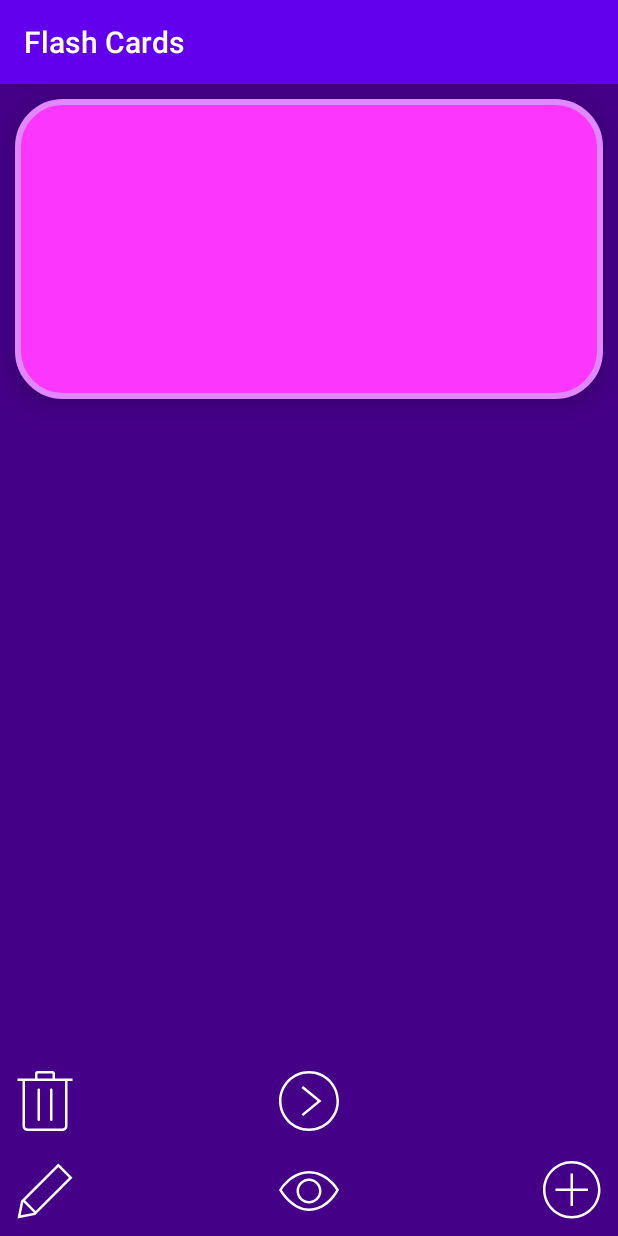
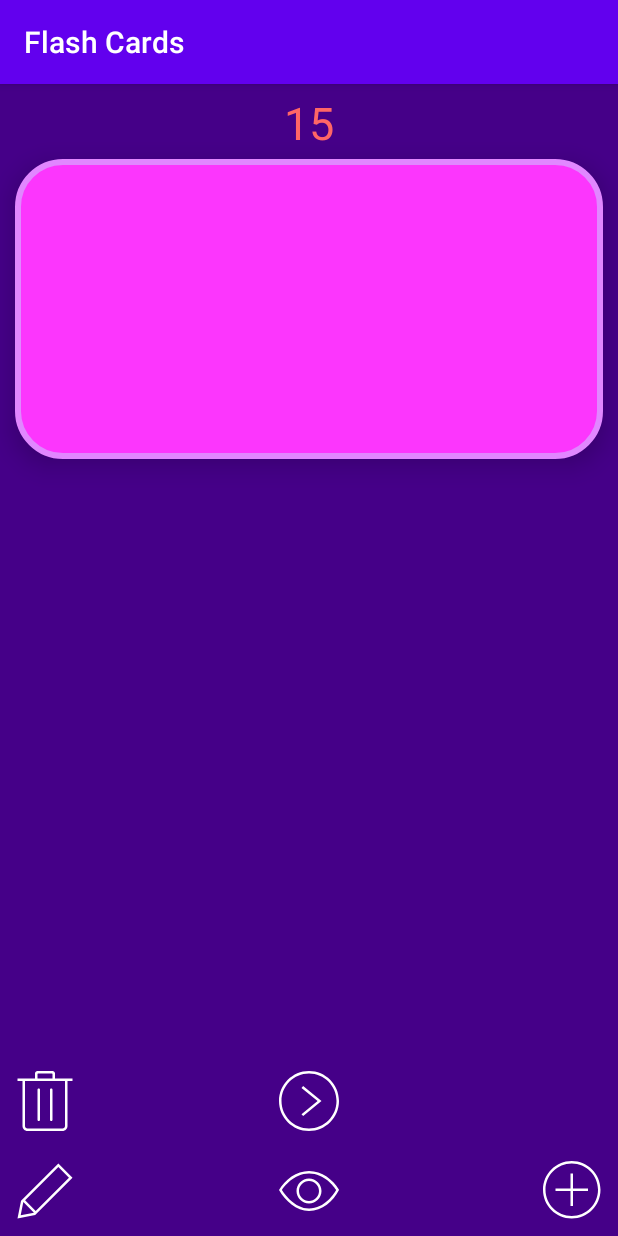
Before and after one commit to melissa-perez/FlashCards, an Android app: the screen it shows after launch (MainActivity), on a phone screen of 412 x 824 dp. Run offline under Robolectric (Android 15) with nearby library versions, the phone set to English and light mode, and no system bars; 3 statements that could not run were skipped.

Commit message:
finished timer and fixed styling for timer

```diff
--- a/app/src/main/java/com/example/flashcards/MainActivity.java
+++ b/app/src/main/java/com/example/flashcards/MainActivity.java
@@ -37,6 +37,7 @@ public class MainActivity extends AppCompatActivity {
         super.onCreate(savedInstanceState);
         setContentView(R.layout.activity_main);
         this.setTitle("Flash Cards");
+        findViewById(R.id.timer).bringToFront();
 
 
         flashcardDatabase = new FlashcardDatabase(getApplicationContext());
@@ -60,11 +61,21 @@ public class MainActivity extends AppCompatActivity {
         final Animation rightInAnim = AnimationUtils.loadAnimation(flashcardQuestion.getContext(),
                 R.anim.right_in);
 
+        countDownTimer = new CountDownTimer(16000, 1000) {
+            public void onTick(long millisUntilFinished) {
+                ((TextView) findViewById(R.id.timer)).setText("" + millisUntilFinished / 1000);
+            }
+
+            public void onFinish() {
+            }
+        };
+
         // determine what to show on entry
         if (allFlashcards != null && allFlashcards.size() > 0) {
 
             currentCardDisplayedIndex = rand.nextInt(allFlashcards.size());
             cardToEdit = allFlashcards.get(currentCardDisplayedIndex);
+            startTimer();
 
             flashcardQuestion.setVisibility(View.VISIBLE);
 
@@ -238,12 +249,14 @@ public class MainActivity extends AppCompatActivity {
                     wrongAnswer2.
                             setText(allFlashcards.get(currentCardDisplayedIndex).getWrongAnswer2());
 
+
                     if (isShowingBack) {
                         flashcardAnswer.setVisibility(View.INVISIBLE);
                         flashcardAnswer.setVisibility(View.VISIBLE);
                         findViewById(R.id.flashcard_answer).startAnimation(rightInAnim);
                     }
                     else{
+                        startTimer();
                         findViewById(R.id.flashcard_question).startAnimation(rightInAnim);
                     }
                 }
@@ -433,4 +446,9 @@ public class MainActivity extends AppCompatActivity {
                     .show();
         }
     }
+
+    private void startTimer() {
+        countDownTimer.cancel();
+        countDownTimer.start();
+    }
 }
--- a/app/src/main/res/layout/activity_main.xml
+++ b/app/src/main/res/layout/activity_main.xml
@@ -5,6 +5,7 @@
     android:background="@color/deep_purple"
     android:layout_width="match_parent"
     android:layout_height="match_parent"
+    android:id="@+id/main_screen"
     tools:context=".MainActivity">
 
     <TextView
@@ -12,7 +13,7 @@
         android:layout_width="match_parent"
         android:layout_height="200dp"
         android:layout_marginStart="10dp"
-        android:layout_marginTop="10dp"
+        android:layout_marginTop="50dp"
         android:layout_marginEnd="10dp"
         android:layout_marginBottom="10dp"
         android:textSize="40dp"
@@ -27,7 +28,7 @@
         android:layout_width="match_parent"
         android:layout_height="200dp"
         android:layout_marginStart="10dp"
-        android:layout_marginTop="10dp"
+        android:layout_marginTop="50dp"
         android:layout_marginEnd="10dp"
         android:layout_marginBottom="10dp"
         android:visibility="invisible"
@@ -87,11 +88,10 @@
 
     <ImageView
         android:id="@+id/empty_state"
-        android:layout_width="wrap_content"
+        android:layout_width="match_parent"
         android:layout_height="wrap_content"
         android:visibility="invisible"
-        app:srcCompat="@drawable/empty_file"
-        />
+        app:srcCompat="@drawable/empty_file" />
 
     <TextView
         android:id="@+id/empty_text"
@@ -190,6 +190,19 @@
         android:layout_marginBottom="10dp"
         android:tint="@color/white"
         android:layout_above="@id/edit_icon"/>
-    />
+
+    <TextView
+        android:id="@+id/timer"
+        android:layout_width="108dp"
+        android:layout_height="wrap_content"
+        android:layout_alignParentTop="true"
+        android:layout_centerHorizontal="true"
+        android:gravity="center"
+        android:text="15"
+        android:textAlignment="center"
+        android:textColor="@color/incorrect_red"
+        android:textSize="30dp"
+        android:layout_marginTop="5dp"
+        />
 
 </RelativeLayout>
```
